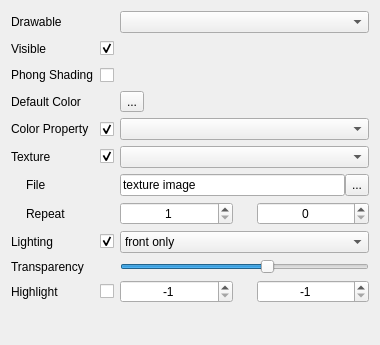
Before: the Qt Designer form applications/Mapple/widgets/widget_drawable_triangles.ui in LiangliangNan/Easy3D, drawn with Qt 5.
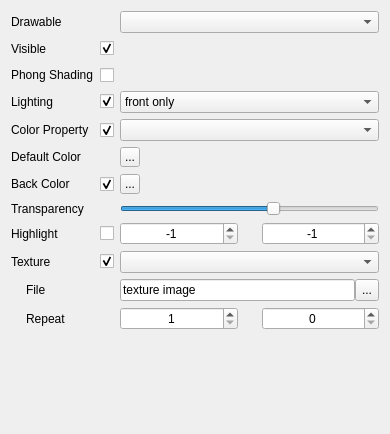
After: the same form once the commit is applied. Icons and pictures are not drawn.

```diff
--- a/applications/Mapple/widgets/widget_drawable_triangles.ui
+++ b/applications/Mapple/widgets/widget_drawable_triangles.ui
@@ -6,8 +6,8 @@
    <rect>
     <x>0</x>
     <y>0</y>
-    <width>380</width>
-    <height>345</height>
+    <width>390</width>
+    <height>434</height>
    </rect>
   </property>
   <property name="windowTitle">
@@ -19,6 +19,25 @@
   <layout class="QVBoxLayout" name="verticalLayout">
    <item>
     <layout class="QGridLayout" name="gridLayout">
+     <item row="8" column="1">
+      <widget class="QCheckBox" name="checkBoxDistinctBackColor">
+       <property name="minimumSize">
+        <size>
+         <width>0</width>
+         <height>20</height>
+        </size>
+       </property>
+       <property name="toolTip">
+        <string>Check to enable Phong shading</string>
+       </property>
+       <property name="text">
+        <string/>
+       </property>
+       <property name="checked">
+        <bool>true</bool>
+       </property>
+      </widget>
+     </item>
      <item row="0" column="0">
       <widget class="QLabel" name="labelName">
        <property name="maximumSize">
@@ -32,29 +51,10 @@
        </property>
       </widget>
      </item>
-     <item row="1" column="0">
-      <widget class="QLabel" name="labelVisible">
-       <property name="maximumSize">
-        <size>
-         <width>16777215</width>
-         <height>20</height>
-        </size>
-       </property>
-       <property name="text">
-        <string>Visible</string>
-       </property>
-      </widget>
-     </item>
-     <item row="1" column="1">
-      <widget class="QCheckBox" name="checkBoxVisible">
+     <item row="0" column="2">
+      <widget class="QComboBox" name="comboBoxDrawables">
        <property name="toolTip">
-        <string>Show/Hide surface</string>
-       </property>
-       <property name="text">
-        <string/>
-       </property>
-       <property name="checked">
-        <bool>true</bool>
+        <string>Select the scalar field to visualize</string>
        </property>
       </widget>
      </item>
@@ -71,140 +71,10 @@
        </property>
       </spacer>
      </item>
-     <item row="2" column="0">
-      <widget class="QLabel" name="labelPhongShading">
-       <property name="text">
-        <string>Phong Shading</string>
-       </property>
-      </widget>
-     </item>
-     <item row="2" column="1">
-      <widget class="QCheckBox" name="checkBoxPhongShading">
-       <property name="minimumSize">
-        <size>
-         <width>0</width>
-         <height>20</height>
-        </size>
-       </property>
-       <property name="toolTip">
-        <string>Check to enable Phong shading</string>
-       </property>
-       <property name="text">
-        <string/>
-       </property>
-      </widget>
-     </item>
-     <item row="2" column="2">
-      <spacer name="horizontalSpacer_2">
-       <property name="orientation">
-        <enum>Qt::Horizontal</enum>
-       </property>
-       <property name="sizeHint" stdset="0">
-        <size>
-         <width>239</width>
-         <height>20</height>
-        </size>
-       </property>
-      </spacer>
-     </item>
-     <item row="3" column="0">
-      <widget class="QLabel" name="labelDefaultColor">
-       <property name="text">
-        <string>Default Color</string>
-       </property>
-      </widget>
-     </item>
-     <item row="3" column="2">
-      <layout class="QHBoxLayout" name="horizontalLayout_3">
+     <item row="13" column="0">
+      <layout class="QHBoxLayout" name="horizontalLayout_5">
        <item>
-        <widget class="QToolButton" name="toolButtonDefaultColor">
-         <property name="toolTip">
-          <string>Default surface color</string>
-         </property>
-         <property name="text">
-          <string>...</string>
-         </property>
-        </widget>
-       </item>
-       <item>
-        <spacer name="horizontalSpacer_3">
-         <property name="orientation">
-          <enum>Qt::Horizontal</enum>
-         </property>
-         <property name="sizeHint" stdset="0">
-          <size>
-           <width>108</width>
-           <height>20</height>
-          </size>
-         </property>
-        </spacer>
-       </item>
-      </layout>
-     </item>
-     <item row="4" column="0">
-      <widget class="QLabel" name="labelColorProperty">
-       <property name="text">
-        <string>Color Property</string>
-       </property>
-      </widget>
-     </item>
-     <item row="4" column="1">
-      <widget class="QCheckBox" name="checkBoxColorProperty">
-       <property name="minimumSize">
-        <size>
-         <width>0</width>
-         <height>20</height>
-        </size>
-       </property>
-       <property name="toolTip">
-        <string>Check to enable Phong shading</string>
-       </property>
-       <property name="text">
-        <string/>
-       </property>
-       <property name="checked">
-        <bool>true</bool>
-       </property>
-      </widget>
-     </item>
-     <item row="4" column="2">
-      <widget class="QComboBox" name="comboBoxColorProperty">
-       <property name="toolTip">
-        <string>Select the scalar field to visualize</string>
-       </property>
-      </widget>
-     </item>
-     <item row="5" column="0">
-      <widget class="QLabel" name="labelTexture">
-       <property name="text">
-        <string>Texture</string>
-       </property>
-      </widget>
-     </item>
-     <item row="5" column="1">
-      <widget class="QCheckBox" name="checkBoxTexture">
-       <property name="toolTip">
-        <string>Use texture for color mapping</string>
-       </property>
-       <property name="text">
-        <string/>
-       </property>
-       <property name="checked">
-        <bool>true</bool>
-       </property>
-      </widget>
-     </item>
-     <item row="5" column="2">
-      <widget class="QComboBox" name="comboBoxTexture">
-       <property name="toolTip">
-        <string>Colormap style</string>
-       </property>
-      </widget>
-     </item>
-     <item row="6" column="0">
-      <layout class="QHBoxLayout" name="horizontalLayout">
-       <item>
-        <spacer name="horizontalSpacer_7">
+        <spacer name="horizontalSpacer_8">
          <property name="orientation">
           <enum>Qt::Horizontal</enum>
          </property>
@@ -220,7 +90,7 @@
         </spacer>
        </item>
        <item>
-        <widget class="QLabel" name="labelTextureFile">
+        <widget class="QLabel" name="labelTextureRepeat">
          <property name="sizePolicy">
           <sizepolicy hsizetype="Preferred" vsizetype="Preferred">
            <horstretch>0</horstretch>
@@ -234,13 +104,13 @@
           </size>
          </property>
          <property name="text">
-          <string>File</string>
+          <string>Repeat</string>
          </property>
         </widget>
        </item>
       </layout>
      </item>
-     <item row="6" column="2">
+     <item row="12" column="2">
       <layout class="QHBoxLayout" name="horizontalLayout_17">
        <property name="spacing">
         <number>0</number>
@@ -297,116 +167,14 @@
        </item>
       </layout>
      </item>
-     <item row="7" column="0">
-      <layout class="QHBoxLayout" name="horizontalLayout_5">
-       <item>
-        <spacer name="horizontalSpacer_8">
-         <property name="orientation">
-          <enum>Qt::Horizontal</enum>
-         </property>
-         <property name="sizeType">
-          <enum>QSizePolicy::Minimum</enum>
-         </property>
-         <property name="sizeHint" stdset="0">
-          <size>
-           <width>15</width>
-           <height>22</height>
-          </size>
-         </property>
-        </spacer>
-       </item>
-       <item>
-        <widget class="QLabel" name="labelTextureRepeat">
-         <property name="sizePolicy">
-          <sizepolicy hsizetype="Preferred" vsizetype="Preferred">
-           <horstretch>0</horstretch>
-           <verstretch>0</verstretch>
-          </sizepolicy>
-         </property>
-         <property name="minimumSize">
-          <size>
-           <width>30</width>
-           <height>22</height>
-          </size>
-         </property>
-         <property name="text">
-          <string>Repeat</string>
-         </property>
-        </widget>
-       </item>
-      </layout>
+     <item row="11" column="0">
+      <widget class="QLabel" name="labelTexture">
+       <property name="text">
+        <string>Texture</string>
+       </property>
+      </widget>
      </item>
-     <item row="7" column="2">
-      <layout class="QHBoxLayout" name="horizontalLayout_2">
-       <item>
-        <widget class="QSpinBox" name="spinBoxTextureRepeat">
-         <property name="sizePolicy">
-          <sizepolicy hsizetype="Expanding" vsizetype="Preferred">
-           <horstretch>0</horstretch>
-           <verstretch>0</verstretch>
-          </sizepolicy>
-         </property>
-         <property name="minimumSize">
-          <size>
-           <width>20</width>
-           <height>22</height>
-          </size>
-         </property>
-         <property name="alignment">
-          <set>Qt::AlignCenter</set>
-         </property>
-         <property name="readOnly">
-          <bool>false</bool>
-         </property>
-         <property name="minimum">
-          <number>1</number>
-         </property>
-         <property name="maximum">
-          <number>99</number>
-         </property>
-         <property name="value">
-          <number>1</number>
-         </property>
-        </widget>
-       </item>
-       <item>
-        <spacer name="horizontalSpacer_4">
-         <property name="orientation">
-          <enum>Qt::Horizontal</enum>
-         </property>
-         <property name="sizeType">
-          <enum>QSizePolicy::Minimum</enum>
-         </property>
-         <property name="sizeHint" stdset="0">
-          <size>
-           <width>18</width>
-           <height>17</height>
-          </size>
-         </property>
-        </spacer>
-       </item>
-       <item>
-        <widget class="QSpinBox" name="spinBoxTextureFractionalRepeat">
-         <property name="sizePolicy">
-          <sizepolicy hsizetype="Expanding" vsizetype="Preferred">
-           <horstretch>0</horstretch>
-           <verstretch>0</verstretch>
-          </sizepolicy>
-         </property>
-         <property name="minimumSize">
-          <size>
-           <width>20</width>
-           <height>22</height>
-          </size>
-         </property>
-         <property name="alignment">
-          <set>Qt::AlignCenter</set>
-         </property>
-        </widget>
-       </item>
-      </layout>
-     </item>
-     <item row="8" column="0">
+     <item row="4" column="0">
       <widget class="QLabel" name="labelLighting">
        <property name="maximumSize">
         <size>
@@ -419,34 +187,93 @@
        </property>
       </widget>
      </item>
-     <item row="8" column="1">
-      <widget class="QCheckBox" name="checkBoxLighting">
-       <property name="toolTip">
-        <string>Show/Hide surface</string>
-       </property>
-       <property name="text">
-        <string/>
-       </property>
-       <property name="checked">
-        <bool>true</bool>
-       </property>
-      </widget>
+     <item row="10" column="2">
+      <layout class="QHBoxLayout" name="horizontalLayout_4">
+       <item>
+        <widget class="QSpinBox" name="spinBoxHighlightLow">
+         <property name="sizePolicy">
+          <sizepolicy hsizetype="Expanding" vsizetype="Preferred">
+           <horstretch>0</horstretch>
+           <verstretch>0</verstretch>
+          </sizepolicy>
+         </property>
+         <property name="minimumSize">
+          <size>
+           <width>20</width>
+           <height>22</height>
+          </size>
+         </property>
+         <property name="alignment">
+          <set>Qt::AlignCenter</set>
+         </property>
+         <property name="minimum">
+          <number>-1</number>
+         </property>
+         <property name="maximum">
+          <number>999999999</number>
+         </property>
+         <property name="value">
+          <number>-1</number>
+         </property>
+        </widget>
+       </item>
+       <item>
+        <spacer name="horizontalSpacer_6">
+         <property name="orientation">
+          <enum>Qt::Horizontal</enum>
+         </property>
+         <property name="sizeType">
+          <enum>QSizePolicy::Minimum</enum>
+         </property>
+         <property name="sizeHint" stdset="0">
+          <size>
+           <width>18</width>
+           <height>17</height>
+          </size>
+         </property>
+        </spacer>
+       </item>
+       <item>
+        <widget class="QSpinBox" name="spinBoxHighlightHigh">
+         <property name="sizePolicy">
+          <sizepolicy hsizetype="Expanding" vsizetype="Preferred">
+           <horstretch>0</horstretch>
+           <verstretch>0</verstretch>
+          </sizepolicy>
+         </property>
+         <property name="minimumSize">
+          <size>
+           <width>20</width>
+           <height>22</height>
+          </size>
+         </property>
+         <property name="alignment">
+          <set>Qt::AlignCenter</set>
+         </property>
+         <property name="minimum">
+          <number>-1</number>
+         </property>
+         <property name="maximum">
+          <number>999999999</number>
+         </property>
+         <property name="value">
+          <number>-1</number>
+         </property>
+        </widget>
+       </item>
+      </layout>
      </item>
-     <item row="8" column="2">
-      <widget class="QComboBox" name="comboBoxLightingOptions">
-       <property name="toolTip">
-        <string>Select the scalar field to visualize</string>
+     <item row="1" column="0">
+      <widget class="QLabel" name="labelVisible">
+       <property name="maximumSize">
+        <size>
+         <width>16777215</width>
+         <height>20</height>
+        </size>
        </property>
-       <item>
-        <property name="text">
-         <string>front only</string>
-        </property>
-       </item>
-       <item>
-        <property name="text">
-         <string>front and back</string>
-        </property>
-       </item>
+       <property name="text">
+        <string>Visible</string>
+       </property>
       </widget>
      </item>
      <item row="9" column="0">
@@ -456,6 +283,85 @@
        </property>
       </widget>
      </item>
+     <item row="4" column="1">
+      <widget class="QCheckBox" name="checkBoxLighting">
+       <property name="toolTip">
+        <string>Show/Hide surface</string>
+       </property>
+       <property name="text">
+        <string/>
+       </property>
+       <property name="checked">
+        <bool>true</bool>
+       </property>
+      </widget>
+     </item>
+     <item row="2" column="2">
+      <spacer name="horizontalSpacer_2">
+       <property name="orientation">
+        <enum>Qt::Horizontal</enum>
+       </property>
+       <property name="sizeHint" stdset="0">
+        <size>
+         <width>239</width>
+         <height>20</height>
+        </size>
+       </property>
+      </spacer>
+     </item>
+     <item row="7" column="0">
+      <widget class="QLabel" name="labelDefaultColor">
+       <property name="text">
+        <string>Default Color</string>
+       </property>
+      </widget>
+     </item>
+     <item row="1" column="1">
+      <widget class="QCheckBox" name="checkBoxVisible">
+       <property name="toolTip">
+        <string>Show/Hide surface</string>
+       </property>
+       <property name="text">
+        <string/>
+       </property>
+       <property name="checked">
+        <bool>true</bool>
+       </property>
+      </widget>
+     </item>
+     <item row="6" column="2">
+      <widget class="QComboBox" name="comboBoxColorProperty">
+       <property name="toolTip">
+        <string>Select the scalar field to visualize</string>
+       </property>
+      </widget>
+     </item>
+     <item row="6" column="0">
+      <widget class="QLabel" name="labelColorProperty">
+       <property name="text">
+        <string>Color Property</string>
+       </property>
+      </widget>
+     </item>
+     <item row="8" column="0">
+      <widget class="QLabel" name="labelBackColor">
+       <property name="sizePolicy">
+        <sizepolicy hsizetype="Preferred" vsizetype="Preferred">
+         <horstretch>0</horstretch>
+         <verstretch>0</verstretch>
+        </sizepolicy>
+       </property>
+       <property name="minimumSize">
+        <size>
+         <width>30</width>
+         <height>22</height>
+        </size>
+       </property>
+       <property name="text">
+        <string>Back Color </string>
+       </property>
+      </widget>
+     </item>
      <item row="9" column="2">
       <widget class="QSlider" name="horizontalSliderTransparency">
        <property name="sizePolicy">
@@ -478,6 +384,285 @@
        </property>
       </widget>
      </item>
+     <item row="10" column="1">
+      <widget class="QCheckBox" name="checkBoxHighlight">
+       <property name="minimumSize">
+        <size>
+         <width>0</width>
+         <height>20</height>
+        </size>
+       </property>
+       <property name="toolTip">
+        <string>Check to enable Phong shading</string>
+       </property>
+       <property name="text">
+        <string/>
+       </property>
+      </widget>
+     </item>
+     <item row="11" column="1">
+      <widget class="QCheckBox" name="checkBoxTexture">
+       <property name="toolTip">
+        <string>Use texture for color mapping</string>
+       </property>
+       <property name="text">
+        <string/>
+       </property>
+       <property name="checked">
+        <bool>true</bool>
+       </property>
+      </widget>
+     </item>
+     <item row="13" column="2">
+      <layout class="QHBoxLayout" name="horizontalLayout_2">
+       <item>
+        <widget class="QSpinBox" name="spinBoxTextureRepeat">
+         <property name="sizePolicy">
+          <sizepolicy hsizetype="Expanding" vsizetype="Preferred">
+           <horstretch>0</horstretch>
+           <verstretch>0</verstretch>
+          </sizepolicy>
+         </property>
+         <property name="minimumSize">
+          <size>
+           <width>20</width>
+           <height>22</height>
+          </size>
+         </property>
+         <property name="alignment">
+          <set>Qt::AlignCenter</set>
+         </property>
+         <property name="readOnly">
+          <bool>false</bool>
+         </property>
+         <property name="minimum">
+          <number>1</number>
+         </property>
+         <property name="maximum">
+          <number>99</number>
+         </property>
+         <property name="value">
+          <number>1</number>
+         </property>
+        </widget>
+       </item>
+       <item>
+        <spacer name="horizontalSpacer_4">
+         <property name="orientation">
+          <enum>Qt::Horizontal</enum>
+         </property>
+         <property name="sizeType">
+          <enum>QSizePolicy::Minimum</enum>
+         </property>
+         <property name="sizeHint" stdset="0">
+          <size>
+           <width>18</width>
+           <height>17</height>
+          </size>
+         </property>
+        </spacer>
+       </item>
+       <item>
+        <widget class="QSpinBox" name="spinBoxTextureFractionalRepeat">
+         <property name="sizePolicy">
+          <sizepolicy hsizetype="Expanding" vsizetype="Preferred">
+           <horstretch>0</horstretch>
+           <verstretch>0</verstretch>
+          </sizepolicy>
+         </property>
+         <property name="minimumSize">
+          <size>
+           <width>20</width>
+           <height>22</height>
+          </size>
+         </property>
+         <property name="alignment">
+          <set>Qt::AlignCenter</set>
+         </property>
+        </widget>
+       </item>
+      </layout>
+     </item>
+     <item row="2" column="0">
+      <widget class="QLabel" name="labelPhongShading">
+       <property name="text">
+        <string>Phong Shading</string>
+       </property>
+      </widget>
+     </item>
+     <item row="7" column="2">
+      <layout class="QHBoxLayout" name="horizontalLayout_3">
+       <item>
+        <widget class="QToolButton" name="toolButtonDefaultColor">
+         <property name="sizePolicy">
+          <sizepolicy hsizetype="Preferred" vsizetype="Preferred">
+           <horstretch>0</horstretch>
+           <verstretch>0</verstretch>
+          </sizepolicy>
+         </property>
+         <property name="minimumSize">
+          <size>
+           <width>20</width>
+           <height>20</height>
+          </size>
+         </property>
+         <property name="maximumSize">
+          <size>
+           <width>20</width>
+           <height>20</height>
+          </size>
+         </property>
+         <property name="toolTip">
+          <string>Default surface color</string>
+         </property>
+         <property name="text">
+          <string>...</string>
+         </property>
+         <property name="icon">
+          <iconset>
+           <normaloff>../Resources/icons/transparency.png</normaloff>../Resources/icons/transparency.png</iconset>
+         </property>
+         <property name="iconSize">
+          <size>
+           <width>20</width>
+           <height>20</height>
+          </size>
+         </property>
+        </widget>
+       </item>
+       <item>
+        <spacer name="horizontalSpacer_3">
+         <property name="orientation">
+          <enum>Qt::Horizontal</enum>
+         </property>
+         <property name="sizeHint" stdset="0">
+          <size>
+           <width>108</width>
+           <height>20</height>
+          </size>
+         </property>
+        </spacer>
+       </item>
+      </layout>
+     </item>
+     <item row="11" column="2">
+      <widget class="QComboBox" name="comboBoxTexture">
+       <property name="toolTip">
+        <string>Colormap style</string>
+       </property>
+      </widget>
+     </item>
+     <item row="12" column="0">
+      <layout class="QHBoxLayout" name="horizontalLayout">
+       <item>
+        <spacer name="horizontalSpacer_7">
+         <property name="orientation">
+          <enum>Qt::Horizontal</enum>
+         </property>
+         <property name="sizeType">
+          <enum>QSizePolicy::Minimum</enum>
+         </property>
+         <property name="sizeHint" stdset="0">
+          <size>
+           <width>15</width>
+           <height>22</height>
+          </size>
+         </property>
+        </spacer>
+       </item>
+       <item>
+        <widget class="QLabel" name="labelTextureFile">
+         <property name="sizePolicy">
+          <sizepolicy hsizetype="Preferred" vsizetype="Preferred">
+           <horstretch>0</horstretch>
+           <verstretch>0</verstretch>
+          </sizepolicy>
+         </property>
+         <property name="minimumSize">
+          <size>
+           <width>30</width>
+           <height>22</height>
+          </size>
+         </property>
+         <property name="text">
+          <string>File</string>
+         </property>
+        </widget>
+       </item>
+      </layout>
+     </item>
+     <item row="4" column="2">
+      <widget class="QComboBox" name="comboBoxLightingOptions">
+       <property name="toolTip">
+        <string>Select the scalar field to visualize</string>
+       </property>
+       <item>
+        <property name="text">
+         <string>front only</string>
+        </property>
+       </item>
+       <item>
+        <property name="text">
+         <string>front and back</string>
+        </property>
+       </item>
+      </widget>
+     </item>
+     <item row="8" column="2">
+      <layout class="QHBoxLayout" name="horizontalLayout_6">
+       <item>
+        <widget class="QToolButton" name="toolButtonBackColor">
+         <property name="sizePolicy">
+          <sizepolicy hsizetype="Preferred" vsizetype="Preferred">
+           <horstretch>0</horstretch>
+           <verstretch>0</verstretch>
+          </sizepolicy>
+         </property>
+         <property name="minimumSize">
+          <size>
+           <width>20</width>
+           <height>20</height>
+          </size>
+         </property>
+         <property name="maximumSize">
+          <size>
+           <width>20</width>
+           <height>20</height>
+          </size>
+         </property>
+         <property name="toolTip">
+          <string>Default surface color</string>
+         </property>
+         <property name="text">
+          <string>...</string>
+         </property>
+         <property name="icon">
+          <iconset>
+           <normaloff>../Resources/icons/transparency.png</normaloff>../Resources/icons/transparency.png</iconset>
+         </property>
+         <property name="iconSize">
+          <size>
+           <width>20</width>
+           <height>20</height>
+          </size>
+         </property>
+        </widget>
+       </item>
+       <item>
+        <spacer name="horizontalSpacer_5">
+         <property name="orientation">
+          <enum>Qt::Horizontal</enum>
+         </property>
+         <property name="sizeHint" stdset="0">
+          <size>
+           <width>108</width>
+           <height>20</height>
+          </size>
+         </property>
+        </spacer>
+       </item>
+      </layout>
+     </item>
      <item row="10" column="0">
       <widget class="QLabel" name="labelHighlight">
        <property name="text">
@@ -485,8 +670,8 @@
        </property>
       </widget>
      </item>
-     <item row="10" column="1">
-      <widget class="QCheckBox" name="checkBoxHighlight">
+     <item row="2" column="1">
+      <widget class="QCheckBox" name="checkBoxPhongShading">
        <property name="minimumSize">
         <size>
          <width>0</width>
@@ -501,86 +686,22 @@
        </property>
       </widget>
      </item>
-     <item row="10" column="2">
-      <layout class="QHBoxLayout" name="horizontalLayout_4">
-       <item>
-        <widget class="QSpinBox" name="spinBoxHighlightLow">
-         <property name="sizePolicy">
-          <sizepolicy hsizetype="Expanding" vsizetype="Preferred">
-           <horstretch>0</horstretch>
-           <verstretch>0</verstretch>
-          </sizepolicy>
-         </property>
-         <property name="minimumSize">
-          <size>
-           <width>20</width>
-           <height>22</height>
-          </size>
-         </property>
-         <property name="alignment">
-          <set>Qt::AlignCenter</set>
-         </property>
-         <property name="minimum">
-          <number>-1</number>
-         </property>
-         <property name="maximum">
-          <number>999999999</number>
-         </property>
-         <property name="value">
-          <number>-1</number>
-         </property>
-        </widget>
-       </item>
-       <item>
-        <spacer name="horizontalSpacer_6">
-         <property name="orientation">
-          <enum>Qt::Horizontal</enum>
-         </property>
-         <property name="sizeType">
-          <enum>QSizePolicy::Minimum</enum>
-         </property>
-         <property name="sizeHint" stdset="0">
-          <size>
-           <width>18</width>
-           <height>17</height>
-          </size>
-         </property>
-        </spacer>
-       </item>
-       <item>
-        <widget class="QSpinBox" name="spinBoxHighlightHigh">
-         <property name="sizePolicy">
-          <sizepolicy hsizetype="Expanding" vsizetype="Preferred">
-           <horstretch>0</horstretch>
-           <verstretch>0</verstretch>
-          </sizepolicy>
-         </property>
-         <property name="minimumSize">
-          <size>
-           <width>20</width>
-           <height>22</height>
-          </size>
-         </property>
-         <property name="alignment">
-          <set>Qt::AlignCenter</set>
-         </property>
-         <property name="minimum">
-          <number>-1</number>
-         </property>
-         <property name="maximum">
-          <number>999999999</number>
-         </property>
-         <property name="value">
-          <number>-1</number>
-         </property>
-        </widget>
-       </item>
-      </layout>
-     </item>
-     <item row="0" column="2">
-      <widget class="QComboBox" name="comboBoxDrawables">
+     <item row="6" column="1">
+      <widget class="QCheckBox" name="checkBoxColorProperty">
+       <property name="minimumSize">
+        <size>
+         <width>0</width>
+         <height>20</height>
+        </size>
+       </property>
        <property name="toolTip">
-        <string>Select the scalar field to visualize</string>
+        <string>Check to enable Phong shading</string>
+       </property>
+       <property name="text">
+        <string/>
+       </property>
+       <property name="checked">
+        <bool>true</bool>
        </property>
       </widget>
      </item>
```
Left out of the diff: 1 changed line with no effect on the pictures.
